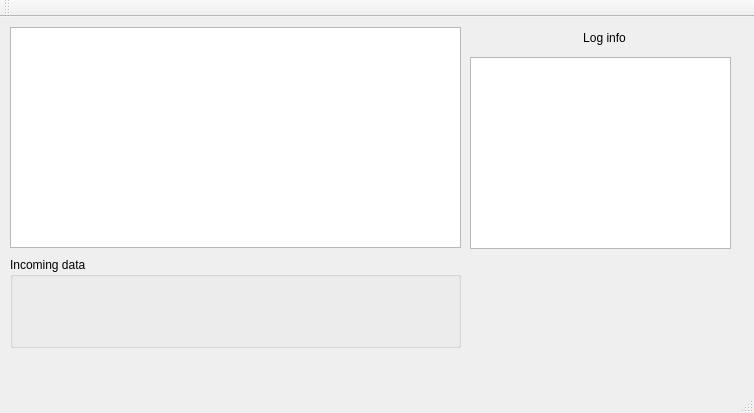
Old version of the form mainwindow.ui in the repository sas26031962/Sqlite_Example1.
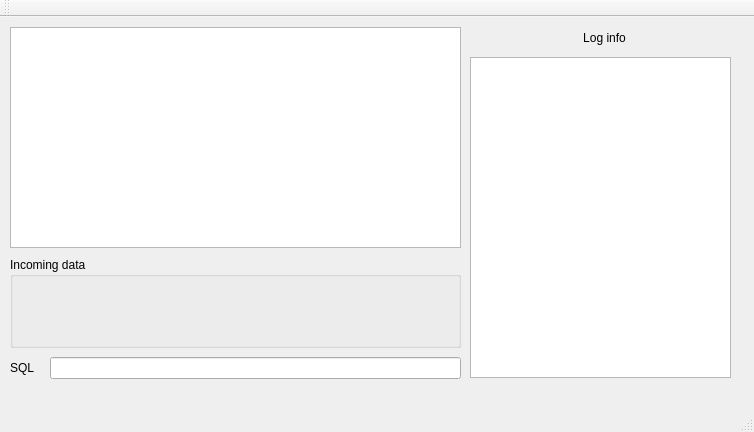
New version of the form.

```diff
--- a/mainwindow.ui
+++ b/mainwindow.ui
@@ -7,7 +7,7 @@
     <x>0</x>
     <y>0</y>
     <width>754</width>
-    <height>413</height>
+    <height>432</height>
    </rect>
   </property>
   <property name="windowTitle">
@@ -46,7 +46,7 @@
       <x>470</x>
       <y>40</y>
       <width>261</width>
-      <height>192</height>
+      <height>321</height>
      </rect>
     </property>
    </widget>
@@ -63,6 +63,29 @@
      <string>Incoming data</string>
     </property>
    </widget>
+   <widget class="QLabel" name="labelSqlRequestCaption">
+    <property name="geometry">
+     <rect>
+      <x>10</x>
+      <y>340</y>
+      <width>25</width>
+      <height>22</height>
+     </rect>
+    </property>
+    <property name="text">
+     <string>SQL</string>
+    </property>
+   </widget>
+   <widget class="QLineEdit" name="lineEditSqlRequest">
+    <property name="geometry">
+     <rect>
+      <x>50</x>
+      <y>340</y>
+      <width>411</width>
+      <height>22</height>
+     </rect>
+    </property>
+   </widget>
   </widget>
   <widget class="QMenuBar" name="menuBar">
    <property name="geometry">
```
